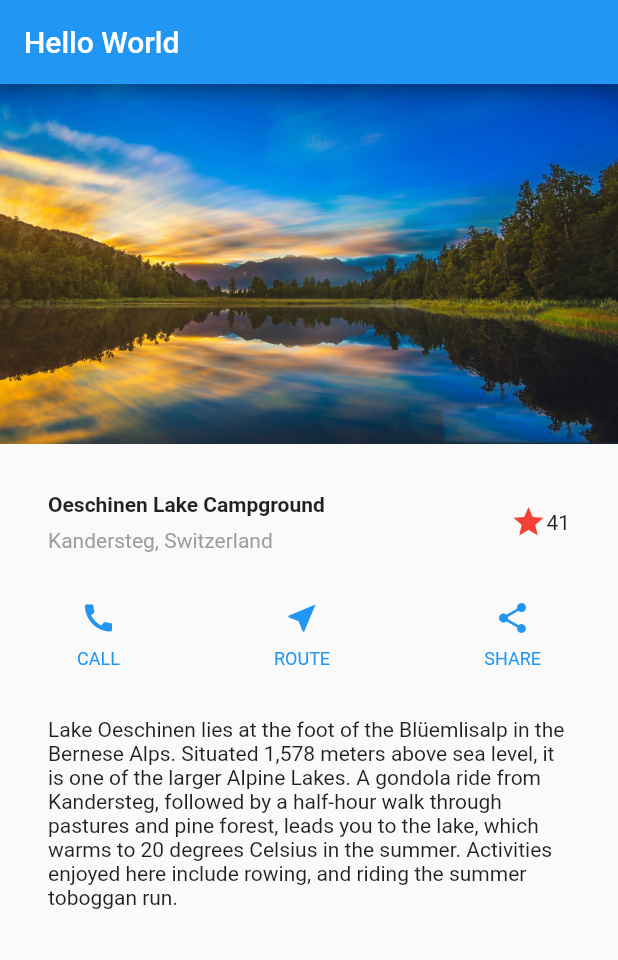
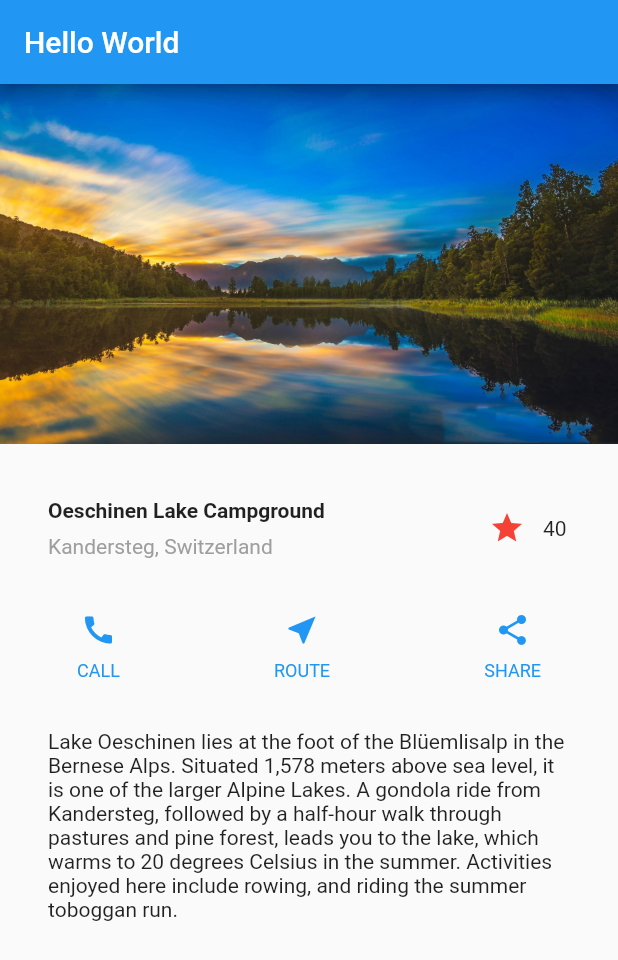
Before and after one commit to vSimpleton/FlutterPractice, a Flutter app: the screen it shows after launch, on a phone screen of 412 x 824 dp. Shown: the top 960 px of the screen. Run offline on Flutter 3.47's test engine with Material 2 defaults, Android fonts, the phone set to English and light mode, and no system bars.

Commit message:
add statefulWidget to click favorite star

```diff
--- a/lib/main.dart
+++ b/lib/main.dart
@@ -33,11 +33,7 @@ class MyApp extends StatelessWidget {
               ],
             ),
           ),
-          new Icon(
-            Icons.star,
-            color: Colors.red[500],
-          ),
-          new Text('41'),
+          new FavoriteWidget(),
         ],
       ),
     );
@@ -107,3 +103,50 @@ Lake Oeschinen lies at the foot of the Blüemlisalp in the Bernese Alps. Situate
     );
   }
 }
+
+class FavoriteWidget extends StatefulWidget {
+  @override
+  State<StatefulWidget> createState() {
+    return _FavoriteWidgetState();
+  }
+}
+
+class _FavoriteWidgetState extends State<FavoriteWidget> {
+  bool _isFavorite = true;
+  int _favoriteCount = 40;
+
+  void _toggleFavorite() {
+    setState(() {
+      if (_isFavorite) {
+        _favoriteCount -= 1;
+        _isFavorite = false;
+      } else {
+        _favoriteCount += 1;
+        _isFavorite = true;
+      }
+    });
+  }
+
+  @override
+  Widget build(BuildContext context) {
+    return Row(
+      mainAxisSize: MainAxisSize.min,
+      children: [
+        Container(
+          padding: EdgeInsets.all(0.0),
+          child: IconButton(
+            icon: _isFavorite ? Icon(Icons.star) : Icon(Icons.star_border),
+            color: Colors.red[500],
+            onPressed: _toggleFavorite,
+          ),
+        ),
+
+        //当文本在40和41之间变化时，将文本放在SizedBox中并设置其宽度可防止出现明显的“跳跃” ，因为这些值具有不同的宽度。
+        SizedBox(
+          width: 18.0,
+          child: Text('$_favoriteCount'),
+        ),
+      ],
+    );
+  }
+}
```
